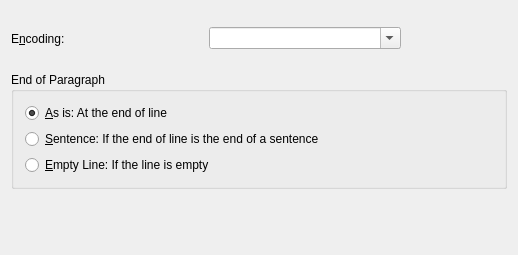
KDE/calligra, file filters/words/ascii/ImportDialogUI.ui: the form before one commit.
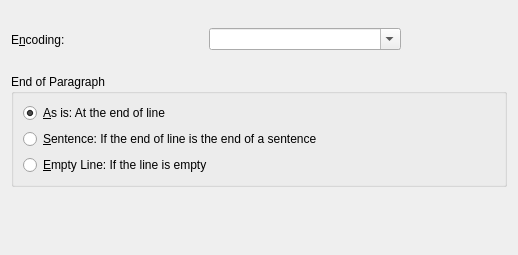
The form after the commit. Custom widgets are drawn as their Qt base class.

Commit message: Remove hardcoded layoutdefault in UI files, for default spacing from style

Patch:
```diff
--- a/filters/words/ascii/ImportDialogUI.ui
+++ b/filters/words/ascii/ImportDialogUI.ui
@@ -110,7 +110,6 @@
    </item>
   </layout>
  </widget>
- <layoutdefault spacing="6" margin="11"/>
  <customwidgets>
   <customwidget>
    <class>KComboBox</class>
```
The commit also changes 9 other files.
